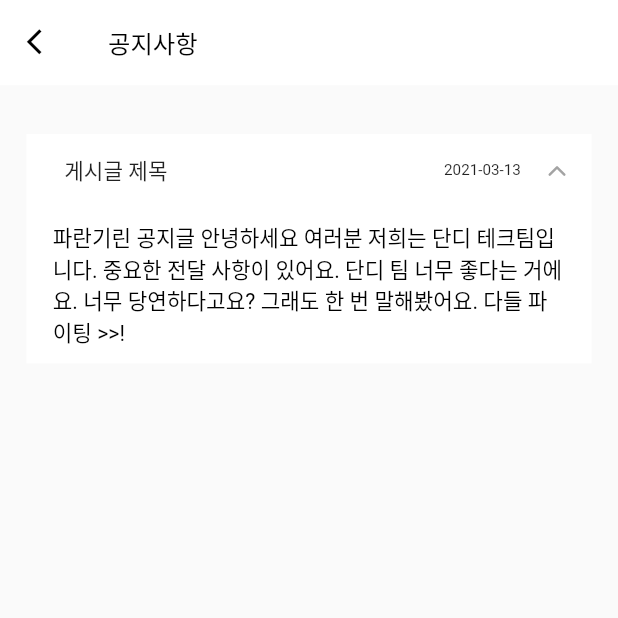
After one commit to dandicompany/project_parangirin, a Flutter app: the Notice screen opened directly, after a tap on "게시글 제목", on a phone screen of 412 x 824 dp, the top half of it. The commit adds this screen. Run offline on Flutter 3.47's test engine with Material 2 defaults, Android fonts, the phone set to English and light mode, and no system bars; our stand-ins replace audioplayers, camera, chewie, cloud_firestore, firebase_auth, firebase_core and 15 more; missing offline and left inert: flutter_downloader, flutter_facebook_auth, flutter_uploader, video_compress; accounts and stored records are empty; key blocks and very long unbroken strings in the code were emptied for the run.

Commit message:
diuni - add notice

```diff
--- a/paran_girin/lib/Video/videoTest.dart
+++ b/paran_girin/lib/Video/videoTest.dart
@@ -87,7 +87,8 @@ class TakePictureScreenState extends State<TakePictureScreen> {
   var swatch = Stopwatch();
   final dur = const Duration(seconds: 1);
 
-  var todayDate;
+  var todayDate = new DateTime.now();
+
 
   void starttimer() {
     Timer(dur, keeprunning);
@@ -239,6 +240,7 @@ class TakePictureScreenState extends State<TakePictureScreen> {
                             setState(() {
                               if (_controller.value.isRecordingVideo) {
                                 stopstopwatch();
+
                                 _controller.stopVideoRecording();
                                 isDisabled = false;
                                 isDisabled = !isDisabled;
@@ -292,17 +294,22 @@ class TakePictureScreenState extends State<TakePictureScreen> {
   }
 }
 
+
+
 class changeCameraView extends StatelessWidget {
   @override
   Widget build(BuildContext context) {
     return Container(
       child: GestureDetector(
         onTap: () {
-          if (cameraview == true)
+          if (cameraview == true){
             cameraview = false;
-          else
+            print("case1");
+          }
+          else{
             cameraview = true;
-          videoFunc();
+            print("case2");
+          }
         },
         child: Align(
           alignment: Alignment(0.7, 0.919),
--- a/paran_girin/lib/gallery/chewie_list_item.dart
+++ b/paran_girin/lib/gallery/chewie_list_item.dart
@@ -33,10 +33,9 @@ class _ChewieListItemState extends State<ChewieListItem> {
     _chewieControlloer = ChewieController(
       videoPlayerController : widget.videoPlayerController,
       aspectRatio: 422/509,
-
       autoInitialize: true,
       looping: widget.looping,
-
+      autoPlay : true,
       errorBuilder: (context, errorMessage){
         return Center(
           child: Text(
--- a/paran_girin/lib/my/mypage.dart
+++ b/paran_girin/lib/my/mypage.dart
@@ -2,6 +2,7 @@ import 'package:flutter/material.dart';
 import 'package:flutter_screenutil/flutter_screenutil.dart';
 import 'package:paran_girin/my/profile_menu.dart';
 import 'package:paran_girin/my/profile_pic.dart';
+import 'package:paran_girin/myPageDetail/Notice.dart';
 import 'package:paran_girin/myPageDetail/childrenInfo.dart';
 import 'package:paran_girin/theme/app_theme.dart';
 import 'package:paran_girin/login/firebase_provider.dart';
@@ -58,7 +59,12 @@ class _MyPageState extends State<MyPage> {
                         MaterialPageRoute(builder: (context) => pushAlarm()));
                   }),
               SizedBox(height: ScreenUtil().setHeight(16)),
-              ProfileMenu(text: "공지 사항", press: () {}),
+              ProfileMenu(
+                  text: "공지 사항",
+                  press: () {
+                    Navigator.of(context).push(
+                        MaterialPageRoute(builder: (context) => Notice()));
+                  }),
               ProfileMenu(text: "의견 보내기", press: () {}),
               ProfileMenu(text: "파란 기린 소개", press: () {}),
               SizedBox(height: ScreenUtil().setHeight(16)),
--- a/paran_girin/lib/myPageDetail/childrenInfo.dart
+++ b/paran_girin/lib/myPageDetail/childrenInfo.dart
@@ -21,6 +21,9 @@ class _ChildInfoState extends State<childrenInfo> {
   @override
   Widget build(BuildContext context) {
     return Scaffold(
+      appBar: BaseAppBar(
+        title: "자녀 관리",
+      ),
       body: SingleChildScrollView(
         padding: EdgeInsets.only(bottom: ScreenUtil().setHeight(150)),
         child: Container(
@@ -33,9 +36,6 @@ class _ChildInfoState extends State<childrenInfo> {
           ),
           child: Column(
             children: [
-              BaseAppBar(
-                title: "자녀 관리",
-              ),
               SizedBox(height: ScreenUtil().setHeight(30)),
               childrenInfoLayout(
                 image: "assets/images/onboard_1.png",
--- /dev/null
+++ b/paran_girin/lib/myPageDetail/notice.dart
@@ -0,0 +1,124 @@
+import 'package:flutter/material.dart';
+import 'package:flutter_screenutil/flutter_screenutil.dart';
+import 'package:flutter_svg/svg.dart';
+import 'package:paran_girin/layout/base_appbar.dart';
+import 'package:paran_girin/theme/app_theme.dart';
+
+class Notice extends StatefulWidget {
+  @override
+  _NoticeState createState() => _NoticeState();
+}
+
+class _NoticeState extends State<Notice> {
+  bool _noticeVisible = false;
+
+  @override
+  Widget build(BuildContext context) {
+    return Scaffold(
+      appBar: BaseAppBar(title: '공지사항',),
+      body: Column(
+        children: [
+          SizedBox(
+            width: double.infinity,
+            height: ScreenUtil().setHeight(32)
+          ),
+          NoticeElem(
+            noticeTitle: "게시글 제목",
+            noticeDate: "2021-03-13",
+            noticeText: "파란기린 공지글 안녕하세요 여러분 저희는 단디 테크팀입니다. 중요한 전달 사항이 있어요. 단디 팀 너무 좋다는 거에요. 너무 당연하다고요? 그래도 한 번 말해봤어요. 다들 파이팅 >>!",
+          ),
+        ],
+      ),
+    );
+  }
+}
+
+class NoticeElem extends StatefulWidget {
+  final String noticeTitle;
+  final String noticeDate;
+  final String noticeText;
+
+  const NoticeElem({Key key, this.noticeTitle, this.noticeDate, this.noticeText}) : super(key: key);
+
+  @override
+  _NoticeElemState createState() => _NoticeElemState();
+}
+
+class _NoticeElemState extends State<NoticeElem> {
+  bool _noticeVisible = false;
+
+
+  @override
+  Widget build(BuildContext context) {
+    return Padding(
+      padding: EdgeInsets.symmetric(
+          horizontal: ScreenUtil().setWidth(16)
+      ),
+      child: Column(
+        children: [
+          GestureDetector(
+            onTap: (){
+              setState(() {
+                _noticeVisible = !_noticeVisible;
+              });
+            },
+            child: Container(
+              height: ScreenUtil().setHeight(48),
+              color: Colors.white,
+              child: Row(
+                  mainAxisAlignment: MainAxisAlignment.spaceBetween,
+                  children: <Widget>[
+                    Row(
+                      children: [
+                        SizedBox(width: ScreenUtil().setWidth(23),),
+                        Text(
+                          widget.noticeTitle,
+                          style: TextStyle(
+                            fontSize: ScreenUtil().setSp(14),
+                          ),
+                        ),
+                      ],
+                    ),
+                    Row(
+                      children: [
+                        Text(
+                          widget.noticeDate,
+                          style: TextStyle(
+                              fontSize: ScreenUtil().setSp(10)
+                          ),
+                        ),
+                        SizedBox(width: ScreenUtil().setWidth(12),),
+                        SvgPicture.asset(
+                          _noticeVisible ? "assets/icons/arrow-up.svg" : "assets/icons/arrow-down.svg",
+                          width: ScreenUtil().setWidth(20),
+                          height: ScreenUtil().setHeight(20),
+                          color: AppTheme.colors.base3,
+                        ),
+                        SizedBox(width: ScreenUtil().setWidth(11),),
+                      ],
+                    ),
+                  ]
+              ),
+            ),
+          ),
+          Container(
+            padding: EdgeInsets.symmetric(
+              vertical: ScreenUtil().setHeight(10),
+                horizontal: ScreenUtil().setWidth(16)),
+            color: Colors.white,
+            child: Visibility(
+              visible: _noticeVisible,
+              child: Text(
+                widget.noticeText,
+                style: TextStyle(
+                    color: AppTheme.colors.base1,
+                    fontSize: ScreenUtil().setSp(14)
+                ),
+              ),
+            ),
+          ),
+        ],
+      ),
+    );
+  }
+}
--- a/paran_girin/lib/question/category_page.dart
+++ b/paran_girin/lib/question/category_page.dart
@@ -13,6 +13,7 @@ class _CategoryPageState extends State<CategoryPage> {
   @override
   Widget build(BuildContext context) {
     return Scaffold(
+      resizeToAvoidBottomInset : false,
       body: Container(
         color: AppTheme.colors.background,
         padding: EdgeInsets.only(
```
